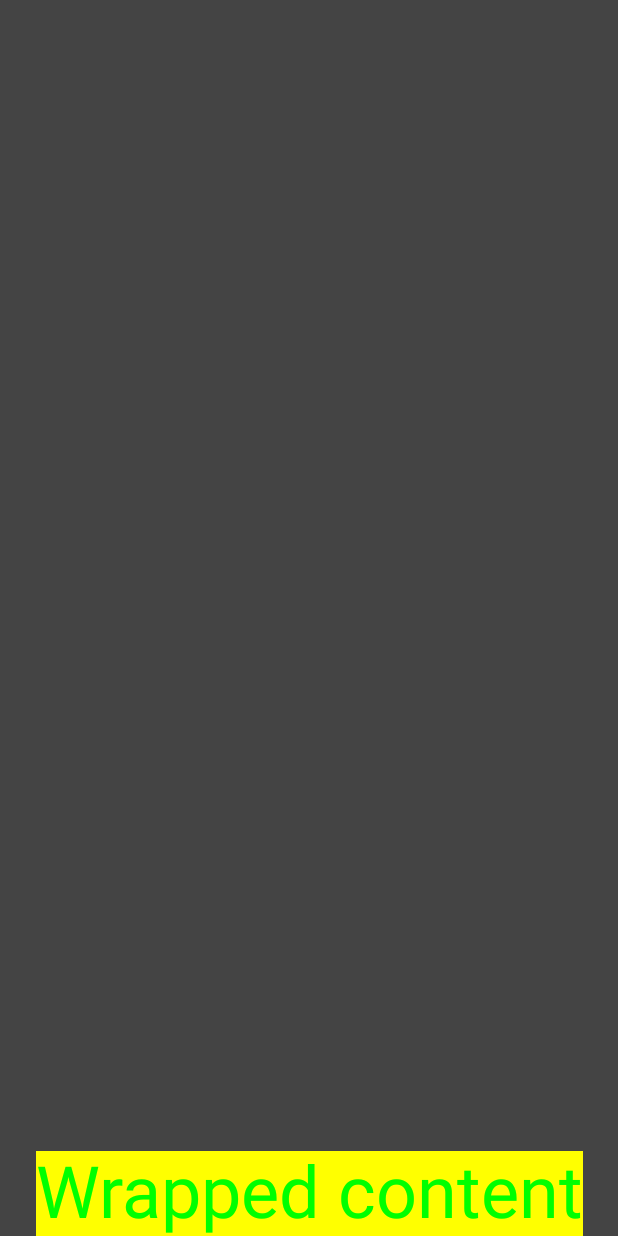
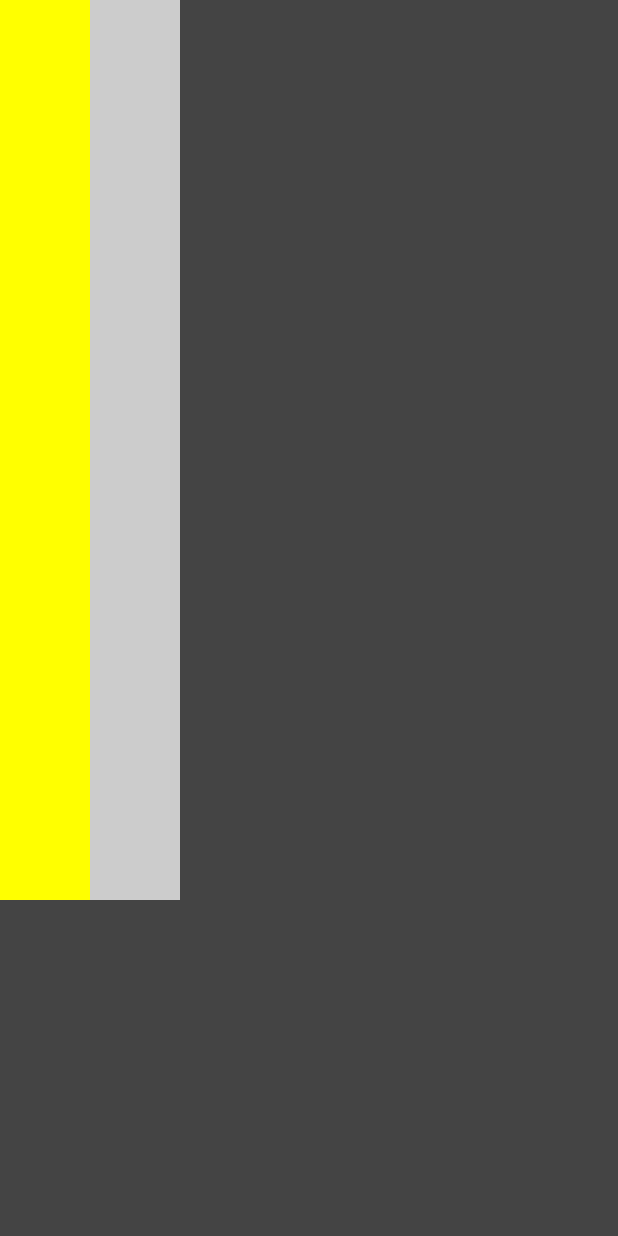
Before and after one commit to yagmurerdogan/Jetpack-Compose-Course, an Android app built with Jetpack Compose: the screen it shows after launch (MainActivity), on a phone screen of 412 x 824 dp. Run offline under Robolectric (Android 15) with nearby library versions, the phone set to English and light mode, and no system bars.

Commit message:
Create basic layout with row

```diff
--- a/MyApplication/app/src/main/java/com/yagmurerdogan/corecomposeapplication/MainActivity.kt
+++ b/MyApplication/app/src/main/java/com/yagmurerdogan/corecomposeapplication/MainActivity.kt
@@ -3,8 +3,7 @@ package com.yagmurerdogan.corecomposeapplication
 import android.os.Bundle
 import androidx.activity.ComponentActivity
 import androidx.activity.compose.setContent
-import androidx.compose.foundation.layout.fillMaxSize
-import androidx.compose.foundation.layout.wrapContentSize
+import androidx.compose.foundation.layout.*
 import androidx.compose.material.MaterialTheme
 import androidx.compose.material.Surface
 import androidx.compose.material.Text
@@ -13,6 +12,7 @@ import androidx.compose.ui.Alignment
 import androidx.compose.ui.Modifier
 import androidx.compose.ui.graphics.Color
 import androidx.compose.ui.tooling.preview.Preview
+import androidx.compose.ui.unit.dp
 
 class MainActivity : ComponentActivity() {
     override fun onCreate(savedInstanceState: Bundle?) {
@@ -29,16 +29,19 @@ fun MainScreen() {
         color = Color.DarkGray,
         modifier = Modifier.fillMaxSize()
     ) {
-        Surface(
-            color = Color.Yellow,
-            modifier = Modifier.wrapContentSize(align = Alignment.BottomCenter)
-        ) {
-            Text(
-                text = "Wrapped content",
-                //modifier = Modifier.wrapContentSize(), -> default
-                color = Color.Green,
-                style = MaterialTheme.typography.h3,
-            )
+        Row {
+            Surface(
+                color = Color.Yellow,
+                modifier = Modifier
+                    .height(600.dp)
+                    .width(60.dp)
+            ) { }
+            Surface(
+                color = Color.LightGray,
+                modifier = Modifier
+                    .height(600.dp)
+                    .width(60.dp)
+            ) { }
         }
 
     }
```
